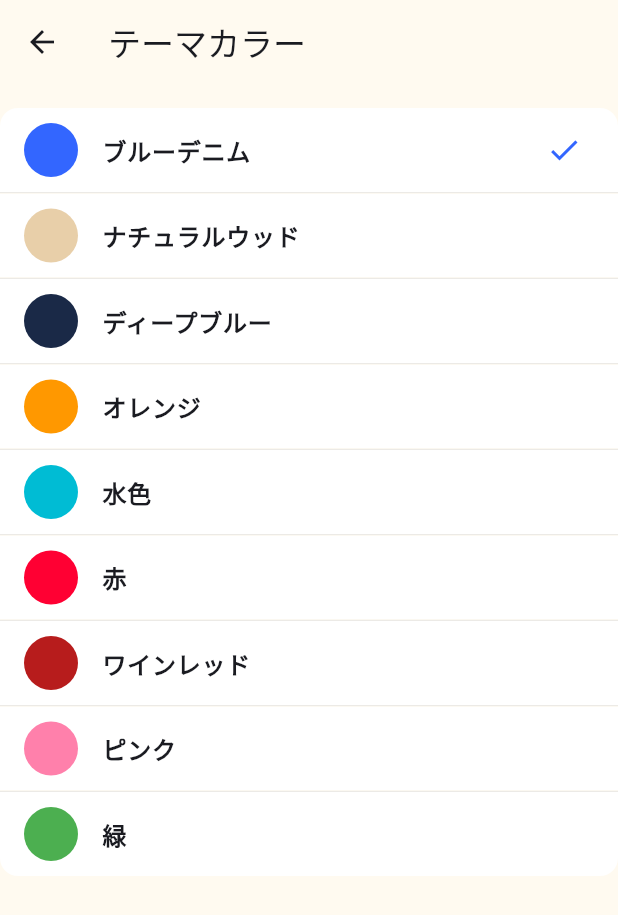
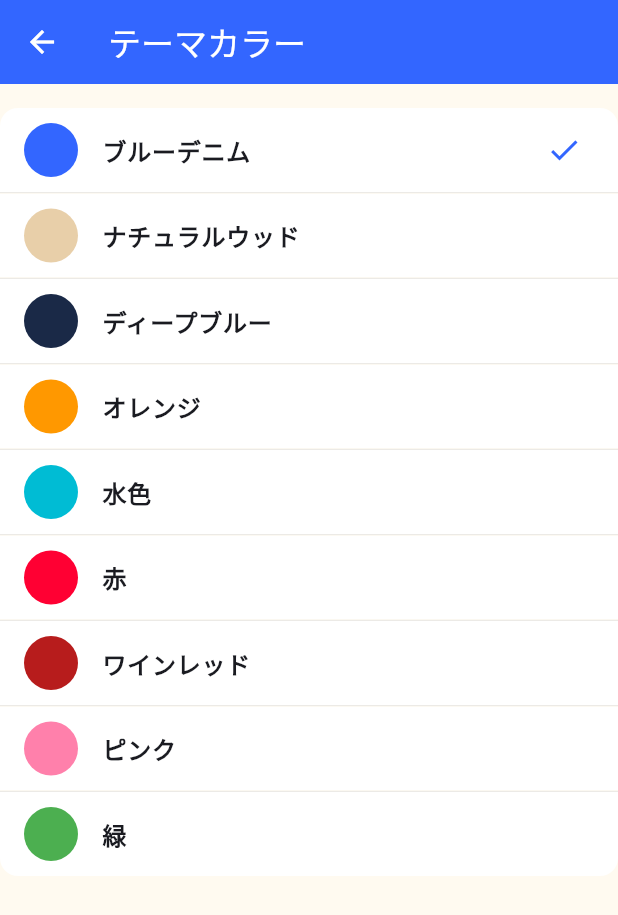
Before and after one commit to N-plus/PaymentCalendar, a Flutter app: the ThemeColorScreen screen opened directly, on a phone screen of 412 x 824 dp. Shown: the top 915 px of the screen. Run offline on Flutter 3.47's test engine with Material 3 defaults, Android fonts, the phone set to English and light mode, and no system bars; our stand-ins replace flutter_local_notifications, flutter_riverpod, image_picker, shared_preferences, timezone; accounts and stored records are empty.

Commit message:
Adjust theme color app bar

```diff
--- a/lib/screens/settings/theme_color_screen.dart
+++ b/lib/screens/settings/theme_color_screen.dart
@@ -37,8 +37,8 @@ class ThemeColorScreen extends ConsumerWidget {
       backgroundColor: const Color(0xFFFFFAF0),
       appBar: AppBar(
         title: const Text('テーマカラー'),
-        backgroundColor: const Color(0xFFFFFAF0),
-        foregroundColor: Theme.of(context).colorScheme.onSurface,
+        backgroundColor: Theme.of(context).colorScheme.primary,
+        foregroundColor: Theme.of(context).colorScheme.onPrimary,
         elevation: 0,
       ),
       body: ListView.separated(
```
